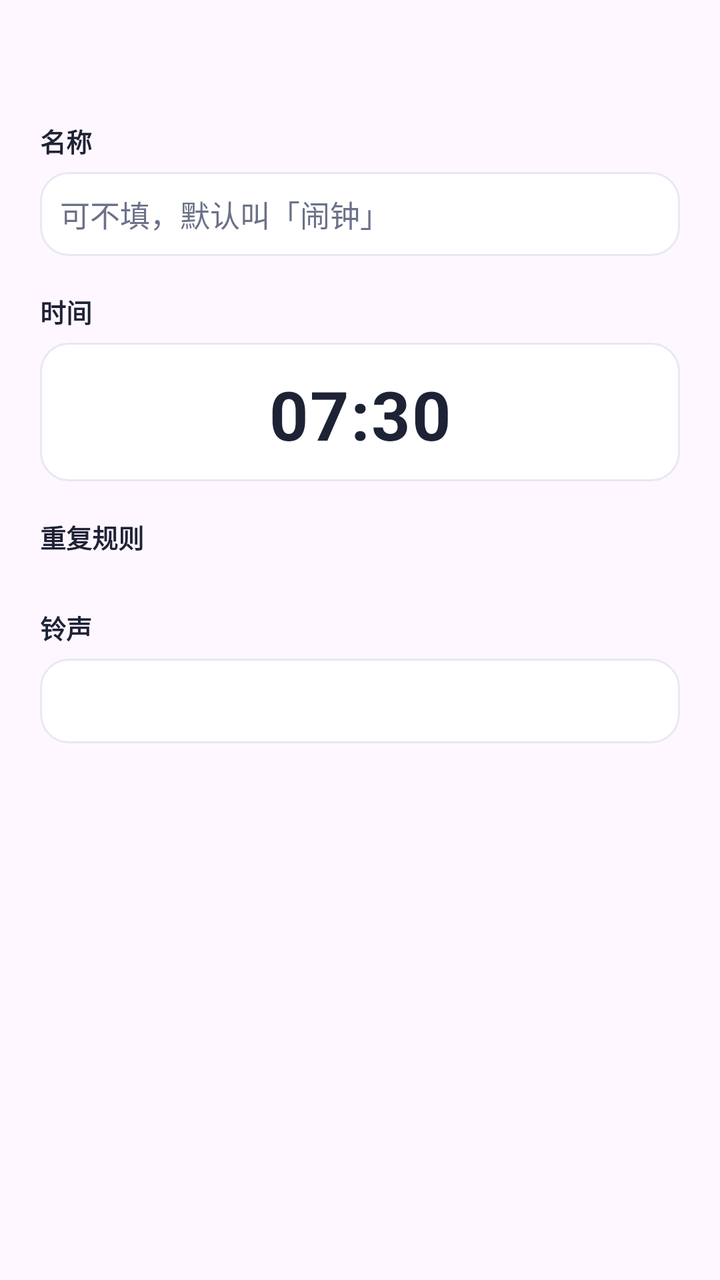
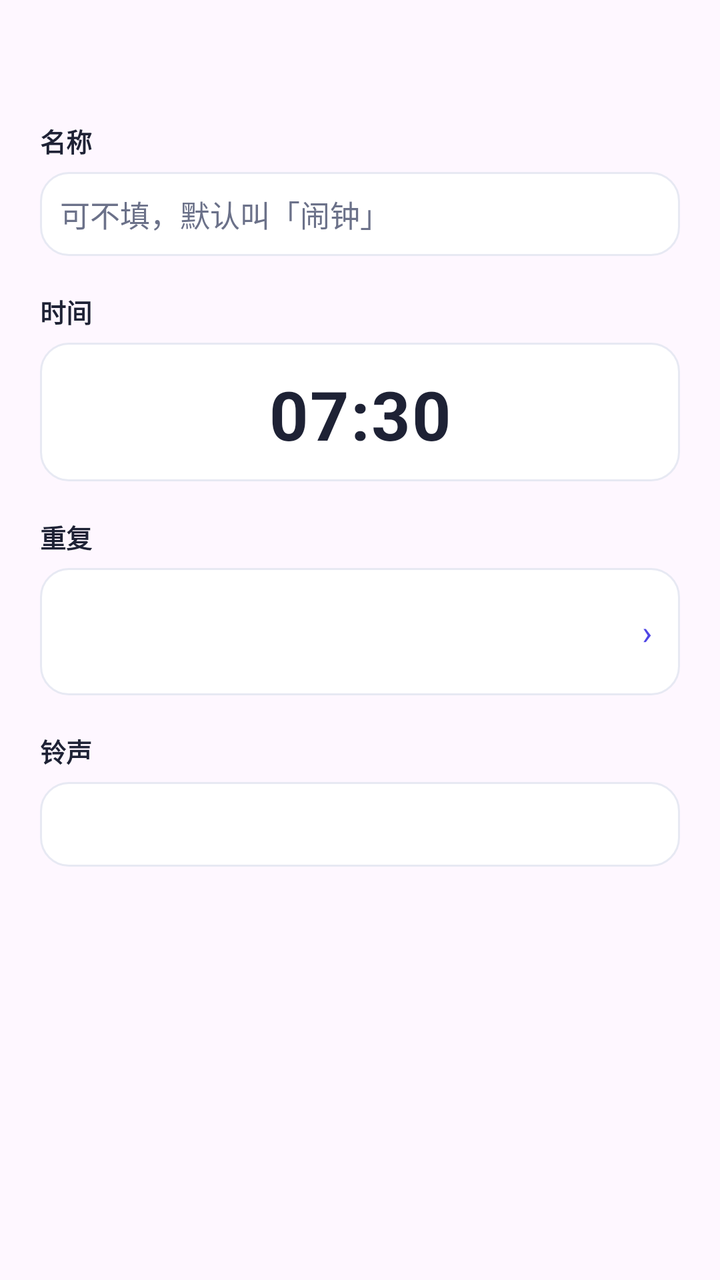

The first picture is an Android layout as it rendered before a commit; the second is the same layout after the commit. The layout source and the unified diff follow.
<!-- AndroidManifest.xml: application theme Theme.WeekdayAlarm -->
<!-- res/layout/dialog_alarm.xml -->
<?xml version="1.0" encoding="utf-8"?>
<ScrollView xmlns:android="http://schemas.android.com/apk/res/android"
    android:layout_width="match_parent"
    android:layout_height="wrap_content"
    android:fillViewport="true">

<LinearLayout
    android:layout_width="match_parent"
    android:layout_height="wrap_content"
    android:orientation="vertical"
    android:padding="20dp">

    <TextView
        android:id="@+id/tv_alarm_title"
        android:layout_width="match_parent"
        android:layout_height="wrap_content"
        android:textColor="@color/ink"
        android:textSize="17sp"
        android:textStyle="bold" />

    <TextView
        style="@style/FieldLabel"
        android:layout_width="wrap_content"
        android:layout_height="wrap_content"
        android:layout_marginTop="18dp"
        android:text="名称" />

    <EditText
        android:id="@+id/et_alarm_label"
        android:layout_width="match_parent"
        android:layout_height="wrap_content"
        android:layout_marginTop="6dp"
        android:background="@drawable/bg_field_outline"
        android:importantForAutofill="no"
        android:inputType="text"
        android:maxLength="12"
        android:maxLines="1"
        android:padding="10dp"
        android:hint="可不填，默认叫「闹钟」"
        android:textColorHint="@color/sub"
        android:textColor="@color/ink"
        android:textSize="15sp" />

    <TextView
        style="@style/FieldLabel"
        android:layout_width="wrap_content"
        android:layout_height="wrap_content"
        android:layout_marginTop="18dp"
        android:text="时间" />

    
    <LinearLayout
        android:id="@+id/box_alarm_time"
        android:layout_width="match_parent"
        android:layout_height="wrap_content"
        android:layout_marginTop="6dp"
        android:background="@drawable/bg_field_outline"
        android:clickable="true"
        android:focusable="true"
        android:gravity="center"
        android:orientation="vertical"
        android:paddingTop="13dp"
        android:paddingBottom="11dp">

        <TextView
            android:id="@+id/tv_alarm_pick_time"
            android:layout_width="match_parent"
            android:layout_height="wrap_content"
            android:gravity="center"
            android:letterSpacing="0.02"
            android:paddingStart="14dp"
            android:paddingEnd="14dp"
            android:text="07:30"
            android:textColor="@color/ink"
            android:textSize="34sp"
            android:textStyle="bold" />

        <TextView
            android:id="@+id/tv_alarm_time_source"
            android:layout_width="match_parent"
            android:layout_height="wrap_content"
            android:layout_marginTop="3dp"
            android:gravity="center"
            android:paddingStart="14dp"
            android:paddingEnd="14dp"
            android:textColor="@color/sub"
            android:textSize="12sp"
            android:visibility="gone" />
    </LinearLayout>

    <TextView
        style="@style/FieldLabel"
        android:layout_width="wrap_content"
        android:layout_height="wrap_content"
        android:layout_marginTop="18dp"
        android:text="重复规则" />

    
    <LinearLayout
        android:id="@+id/ll_alarm_modes"
        android:layout_width="match_parent"
        android:layout_height="wrap_content"
        android:layout_marginTop="8dp"
        android:orientation="vertical" />

    
    <LinearLayout
        android:id="@+id/row_shift_follow"
        android:layout_width="match_parent"
        android:layout_height="wrap_content"
        android:layout_marginTop="10dp"
        android:background="@drawable/bg_dialog_row"
        android:clickable="true"
        android:focusable="true"
        android:gravity="center_vertical"
        android:orientation="horizontal"
        android:paddingStart="14dp"
        android:paddingTop="12dp"
        android:paddingEnd="14dp"
        android:paddingBottom="12dp"
        android:visibility="gone">

        <TextView
            android:id="@+id/tv_shift_follow"
            android:layout_width="0dp"
            android:layout_height="wrap_content"
            android:layout_weight="1"
            android:text="白班、夜班 · 开始前 1 小时 30 分"
            android:textColor="@color/indigo"
            android:textSize="13.5sp"
            android:textStyle="bold" />

        <TextView
            android:layout_width="wrap_content"
            android:layout_height="wrap_content"
            android:layout_marginStart="6dp"
            android:text="改 ›"
            android:textColor="@color/sub"
            android:textSize="12.5sp" />
    </LinearLayout>

    
    <LinearLayout
        android:id="@+id/row_own_rule"
        android:layout_width="match_parent"
        android:layout_height="wrap_content"
        android:layout_marginTop="10dp"
        android:background="@drawable/bg_dialog_row"
        android:clickable="true"
        android:focusable="true"
        android:gravity="center_vertical"
        android:orientation="horizontal"
        android:paddingStart="14dp"
        android:paddingTop="12dp"
        android:paddingEnd="14dp"
        android:paddingBottom="12dp"
        android:visibility="gone">

        <TextView
            android:id="@+id/tv_own_rule"
            android:layout_width="0dp"
            android:layout_height="wrap_content"
            android:layout_weight="1"
            android:text="4 天上 2 天"
            android:textColor="@color/indigo"
            android:textSize="13.5sp"
            android:textStyle="bold" />

        <TextView
            android:layout_width="wrap_content"
            android:layout_height="wrap_content"
            android:layout_marginStart="6dp"
            android:text="改 ›"
            android:textColor="@color/sub"
            android:textSize="12.5sp" />
    </LinearLayout>

    
    <LinearLayout
        android:id="@+id/row_once_date"
        android:layout_width="match_parent"
        android:layout_height="wrap_content"
        android:layout_marginTop="10dp"
        android:background="@drawable/bg_field_outline"
        android:clickable="true"
        android:focusable="true"
        android:orientation="vertical"
        android:padding="11dp"
        android:visibility="gone">

        <TextView
            style="@style/FieldLabel"
            android:layout_width="wrap_content"
            android:layout_height="wrap_content"
            android:text="哪一天" />

        <TextView
            android:id="@+id/tv_once_date"
            android:layout_width="match_parent"
            android:layout_height="wrap_content"
            android:layout_marginTop="3dp"
            android:textColor="@color/indigo"
            android:textSize="16sp"
            android:textStyle="bold" />
    </LinearLayout>

    
    <TextView
        style="@style/FieldLabel"
        android:layout_width="wrap_content"
        android:layout_height="wrap_content"
        android:layout_marginTop="18dp"
        android:text="铃声" />

    <TextView
        android:id="@+id/tv_alarm_ringtone"
        android:layout_width="match_parent"
        android:layout_height="wrap_content"
        android:layout_marginTop="6dp"
        android:background="@drawable/bg_field_outline"
        android:clickable="true"
        android:ellipsize="end"
        android:focusable="true"
        android:maxLines="2"
        android:padding="11dp"
        android:textColor="@color/ink"
        android:textSize="15sp"
        android:textStyle="bold" />
</LinearLayout>

</ScrollView>
<!-- resources referenced by this layout -->
<resources>
  <color name="indigo">#4F46E5</color>
  <color name="ink">#1E2235</color>
  <color name="sub">#6B7189</color>
  <!-- drawable bg_dialog_row (drawable) -->
  <?xml version="1.0" encoding="utf-8"?>
  <shape xmlns:android="http://schemas.android.com/apk/res/android"
      android:shape="rectangle">
      <solid android:color="@color/card" />
      <stroke
          android:width="1dp"
          android:color="@color/line" />
      <corners android:radius="@dimen/radius_row" />
  </shape>
  <!-- drawable bg_field_outline (drawable) -->
  <?xml version="1.0" encoding="utf-8"?>
  <ripple xmlns:android="http://schemas.android.com/apk/res/android"
      android:color="#1F4F46E5">
      <item>
          <shape android:shape="rectangle">
              <solid android:color="@color/card" />
              <corners android:radius="@dimen/radius_row" />
              <stroke
                  android:width="1dp"
                  android:color="@color/line" />
          </shape>
      </item>
  </ripple>
  <style name="FieldLabel">
          <item name="android:textColor">@color/ink</item>
          <item name="android:textSize">13sp</item>
          <item name="android:textStyle">bold</item>
      </style>
  <style name="Theme.WeekdayAlarm" parent="Theme.Material3.DayNight.NoActionBar">
          <item name="colorPrimary">@color/indigo</item>
          <item name="colorPrimaryVariant">@color/indigo_dark</item>
          <item name="colorOnPrimary">@color/white</item>
          <item name="android:statusBarColor">@color/bg</item>
          <item name="android:windowLightStatusBar">true</item>
      </style>
  <color name="card">#FFFFFF</color>
  <color name="line">#E7E9F3</color>
  <dimen name="radius_row">14dp</dimen>
  <color name="indigo_dark">#4338CA</color>
  <color name="white">#FFFFFFFF</color>
  <color name="bg">#F4F5FB</color>
</resources>

<!-- the commit's change to res/layout/dialog_alarm.xml (unified diff, before → after) -->
@@ -88,21 +88,6 @@
             android:visibility="gone" />
     </LinearLayout>
 
-    <TextView
-        style="@style/FieldLabel"
-        android:layout_width="wrap_content"
-        android:layout_height="wrap_content"
-        android:layout_marginTop="18dp"
-        android:text="重复规则" />
-
-    
-    <LinearLayout
-        android:id="@+id/ll_alarm_modes"
-        android:layout_width="match_parent"
-        android:layout_height="wrap_content"
-        android:layout_marginTop="8dp"
-        android:orientation="vertical" />
-
     
     <LinearLayout
         android:id="@+id/row_shift_follow"
@@ -130,13 +115,56 @@
             android:textSize="13.5sp"
             android:textStyle="bold" />
 
-        <TextView
-            android:layout_width="wrap_content"
-            android:layout_height="wrap_content"
-            android:layout_marginStart="6dp"
-            android:text="改 ›"
-            android:textColor="@color/sub"
-            android:textSize="12.5sp" />
+        <TextView style="@style/SettingsChevron" />
+    </LinearLayout>
+
+    <TextView
+        style="@style/FieldLabel"
+        android:layout_width="wrap_content"
+        android:layout_height="wrap_content"
+        android:layout_marginTop="18dp"
+        android:text="重复" />
+
+    
+    <LinearLayout
+        android:id="@+id/row_repeat"
+        android:layout_width="match_parent"
+        android:layout_height="wrap_content"
+        android:layout_marginTop="6dp"
+        android:background="@drawable/bg_field_outline"
+        android:clickable="true"
+        android:focusable="true"
+        android:gravity="center_vertical"
+        android:orientation="horizontal"
+        android:paddingStart="14dp"
+        android:paddingTop="12dp"
+        android:paddingEnd="14dp"
+        android:paddingBottom="12dp">
+
+        <LinearLayout
+            android:layout_width="0dp"
+            android:layout_height="wrap_content"
+            android:layout_weight="1"
+            android:orientation="vertical">
+
+            <TextView
+                android:id="@+id/tv_repeat_value"
+                android:layout_width="match_parent"
+                android:layout_height="wrap_content"
+                android:textColor="@color/ink"
+                android:textSize="15sp"
+                android:textStyle="bold" />
+
+            <TextView
+                android:id="@+id/tv_repeat_sub"
+                android:layout_width="match_parent"
+                android:layout_height="wrap_content"
+                android:layout_marginTop="3dp"
+                android:textColor="@color/sub"
+                android:textSize="12sp" />
+        </LinearLayout>
+
+        <TextView style="@style/SettingsChevron" />
     </LinearLayout>
 
     
@@ -166,13 +194,7 @@
             android:textSize="13.5sp"
             android:textStyle="bold" />
 
-        <TextView
-            android:layout_width="wrap_content"
-            android:layout_height="wrap_content"
-            android:layout_marginStart="6dp"
-            android:text="改 ›"
-            android:textColor="@color/sub"
-            android:textSize="12.5sp" />
+        <TextView style="@style/SettingsChevron" />
     </LinearLayout>
 
     
<!-- resource entries referenced after the edit -->
@@ -32,6 +32,14 @@
           <item name="android:textSize">13sp</item>
           <item name="android:textStyle">bold</item>
       </style>
+  <style name="SettingsChevron">
+          <item name="android:layout_width">wrap_content</item>
+          <item name="android:layout_height">wrap_content</item>
+          <item name="android:layout_marginStart">@dimen/space_6</item>
+          <item name="android:text">›</item>
+          <item name="android:textColor">@color/indigo</item>
+          <item name="android:textSize">17sp</item>
+      </style>
   <style name="Theme.WeekdayAlarm" parent="Theme.Material3.DayNight.NoActionBar">
           <item name="colorPrimary">@color/indigo</item>
           <item name="colorPrimaryVariant">@color/indigo_dark</item>
@@ -42,6 +50,7 @@
   <color name="card">#FFFFFF</color>
   <color name="line">#E7E9F3</color>
   <dimen name="radius_row">14dp</dimen>
+  <dimen name="space_6">6dp</dimen>
   <color name="indigo_dark">#4338CA</color>
   <color name="white">#FFFFFFFF</color>
   <color name="bg">#F4F5FB</color>
